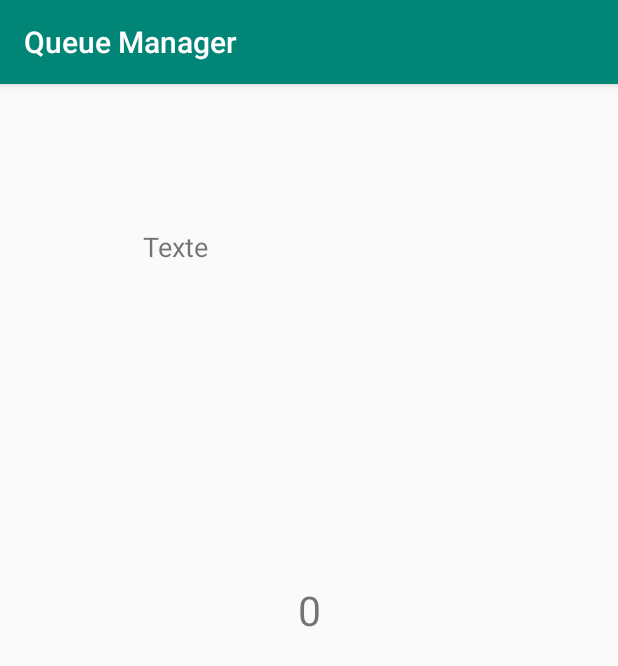
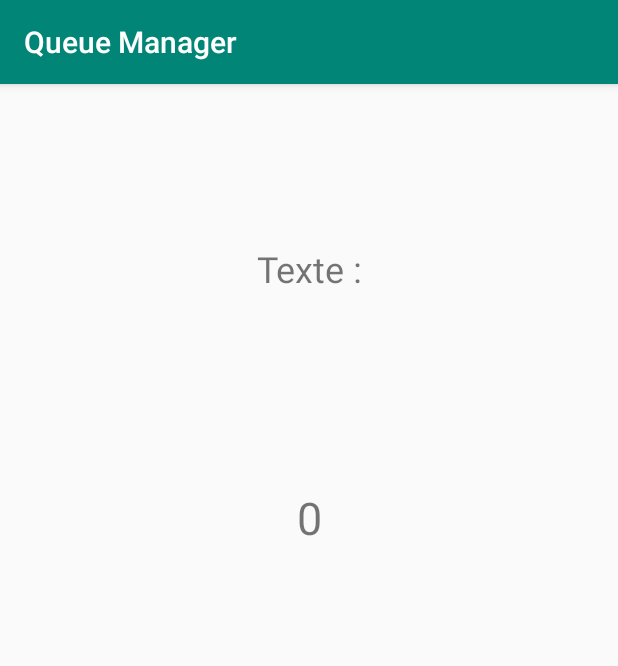
Before and after one commit to LucasAubron/PS6-connected-object-Create-a-new-team, an Android app: the screen it shows after launch (MainActivity), on a phone screen of 412 x 824 dp. Shown: the top 666 px of the screen. Run offline under Robolectric (Android 15) with nearby library versions, the phone set to English and light mode, and no system bars.

Commit message:
#11 Refonte android

```diff
--- a/PS6finalandroid/app/src/main/res/layout/activity_main.xml
+++ b/PS6finalandroid/app/src/main/res/layout/activity_main.xml
@@ -24,11 +24,12 @@
 
     <TextView
         android:id="@+id/texte"
-        android:layout_width="222dp"
-        android:layout_height="116dp"
+        android:layout_width="142dp"
+        android:layout_height="54dp"
         android:layout_marginTop="96dp"
-        android:text="Texte"
-        android:textSize="18sp"
+        android:gravity="center"
+        android:text="Texte :"
+        android:textSize="24sp"
         app:layout_constraintEnd_toEndOf="parent"
         app:layout_constraintHorizontal_bias="0.5"
         app:layout_constraintStart_toStartOf="parent"
@@ -41,7 +42,7 @@
         android:layout_marginTop="100dp"
         android:gravity="center"
         android:text="0"
-        android:textSize="27sp"
+        android:textSize="30sp"
         app:layout_constraintEnd_toEndOf="parent"
         app:layout_constraintHorizontal_bias="0.5"
         app:layout_constraintStart_toStartOf="parent"
```
